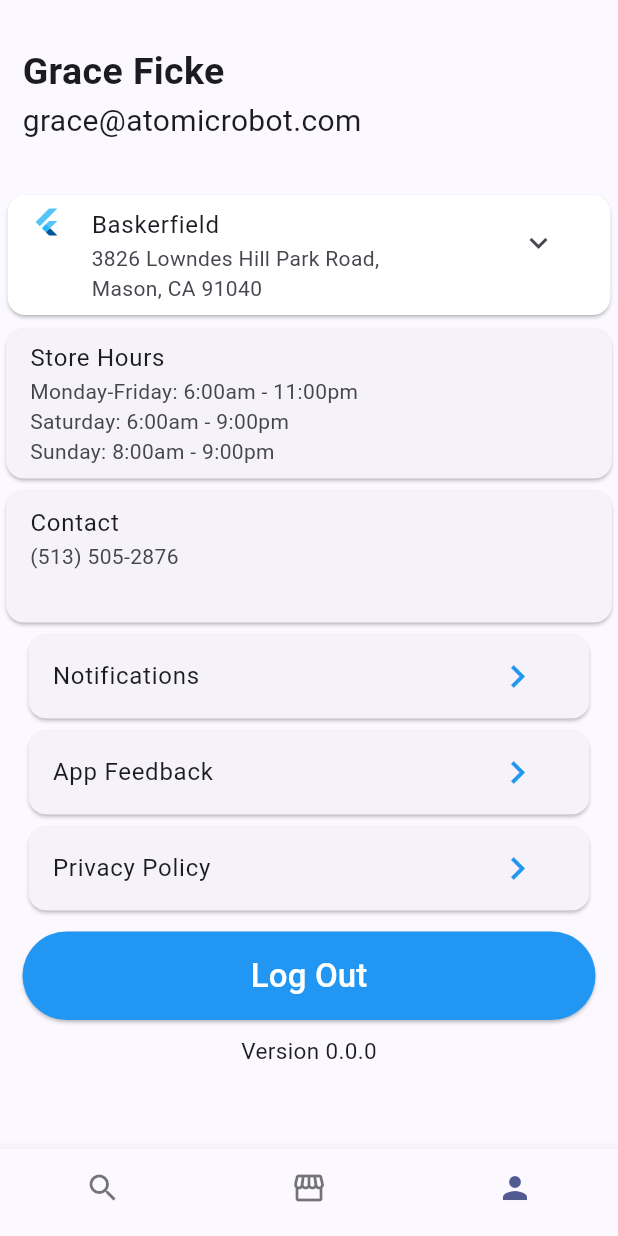
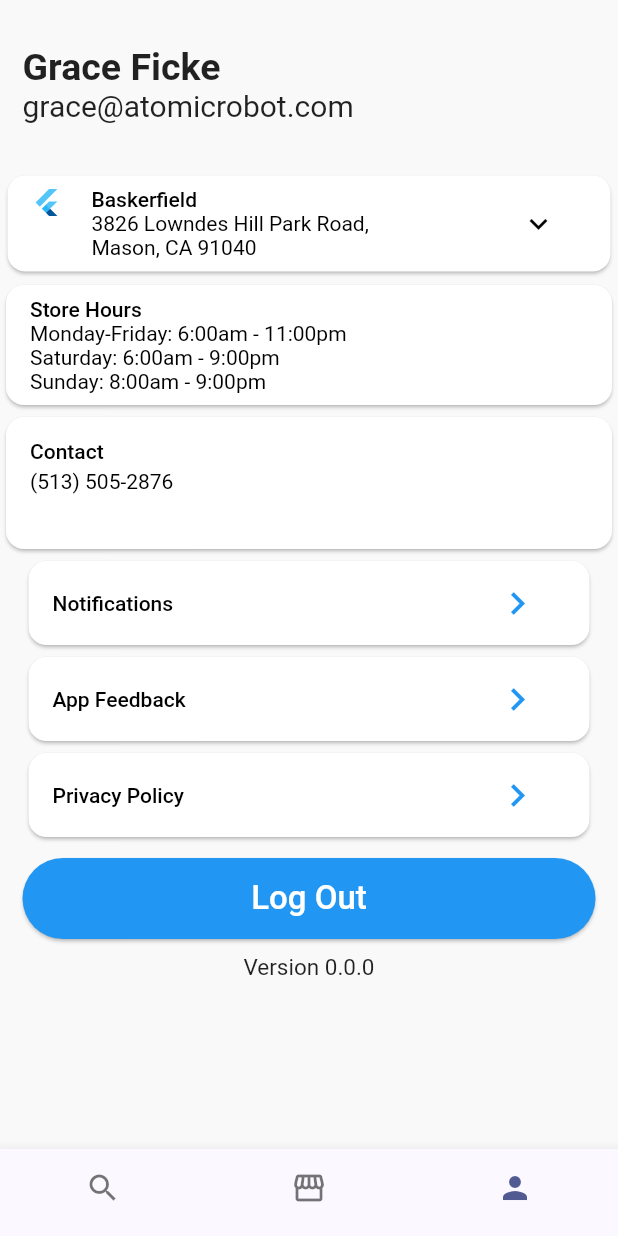
Before and after one commit to keldreon/Prakerja_Unjuk-Keterampilan, a Flutter app: the screen it shows after launch, item 3 of the bottom bar chosen, on a phone screen of 412 x 824 dp. Run offline on Flutter 3.47's test engine with Material 2 defaults, Android fonts, the phone set to English and light mode, and no system bars; our stand-ins replace material_design_icons_flutter.

Commit message:
implement theme in profile

```diff
--- a/lib/components/profile.dart
+++ b/lib/components/profile.dart
@@ -1,5 +1,6 @@
 import 'package:flutter/material.dart';
 import 'package:unjuk_keterampilan/components/profileNav/accordion.dart';
+import 'package:unjuk_keterampilan/theme/theme.dart';
 
 class ProfileWidget extends StatefulWidget {
   const ProfileWidget({super.key});
@@ -11,7 +12,10 @@ class ProfileWidget extends StatefulWidget {
 class _ProfileWidgetState extends State<ProfileWidget> {
   @override
   Widget build(BuildContext context) {
-    return ListView(
+    return MaterialApp(
+      theme: AppTheme.theme,
+      home: Scaffold(
+        body: ListView(
           children: [
             const Padding(
               padding: EdgeInsets.fromLTRB(15, 30, 15, 0),
@@ -38,6 +42,7 @@ class _ProfileWidgetState extends State<ProfileWidget> {
             const Padding(
               padding: EdgeInsets.fromLTRB(0, 0, 0, 0),
               child: Card(
+                surfaceTintColor: Pallete.whiteColor,
                 child: ListTile(
                   titleAlignment: ListTileTitleAlignment.center,
                   title: Text(
@@ -132,8 +137,8 @@ class _ProfileWidgetState extends State<ProfileWidget> {
                   style: ElevatedButton.styleFrom(
                     shape: const StadiumBorder(),
                     backgroundColor: Colors.blue,
-                padding:
-                    const EdgeInsets.symmetric(horizontal: 40, vertical: 14),
+                    padding: const EdgeInsets.symmetric(
+                        horizontal: 40, vertical: 14),
                   ),
                   onPressed: () {},
                   child: const Text(
@@ -151,6 +156,8 @@ class _ProfileWidgetState extends State<ProfileWidget> {
               ),
             )
           ],
+        ),
+      ),
     );
   }
 }
--- /dev/null
+++ b/lib/theme/app_theme.dart
@@ -0,0 +1,21 @@
+import 'package:flutter/material.dart';
+import 'package:unjuk_keterampilan/theme/pallete.dart';
+
+//import 'package:flutter/material.dart';
+//import 'pallete.dart';
+
+class AppTheme {
+  static ThemeData theme = ThemeData.light().copyWith(
+    useMaterial3: true,
+    scaffoldBackgroundColor: Pallete.whiteColor2,
+    appBarTheme: const AppBarTheme(
+      backgroundColor: Pallete.whiteColor,
+      elevation: 0,
+    ),
+    bottomNavigationBarTheme: const BottomNavigationBarThemeData(
+      backgroundColor: Pallete.whiteColor,
+      unselectedItemColor: Pallete.unselected,
+      selectedItemColor: Pallete.greenColor,
+    ),
+  );
+}
--- /dev/null
+++ b/lib/theme/pallete.dart
@@ -0,0 +1,20 @@
+import 'package:flutter/material.dart';
+
+class Pallete {
+  static const Color backgroundColor = Colors.white;
+
+  static const Color searchBarColor = Color.fromRGBO(32, 35, 39, 1);
+  static const Color blueColor = Color.fromRGBO(29, 155, 240, 1);
+  static const Color greenColor = Color.fromRGBO(25, 132, 106, 1);
+
+  static const Color whiteColor = Colors.white;
+  static const Color whiteColor2 = Color.fromRGBO(249, 249, 249, 1);
+  static const Color whiteColor3 = Color.fromRGBO(242, 244, 244, 1);
+  static const Color greyColor = Color.fromRGBO(228, 235, 239, 1);
+  static const Color greyColor2 = Color.fromRGBO(181, 183, 190, 1);
+
+  static const Color unselected = Color.fromRGBO(136, 137, 147, 1);
+  static const Color selected = Color.fromRGBO(58, 59, 63, 1);
+
+  static const Color redColor = Color.fromRGBO(228, 74, 61, 1);
+}
--- /dev/null
+++ b/lib/theme/theme.dart
@@ -0,0 +1,5 @@
+export './app_theme.dart';
+export './pallete.dart';
+
+//export 'app_theme.dart';
+//export 'pallete.dart';
```
Lines whose indentation alone changed are shown as unchanged.
